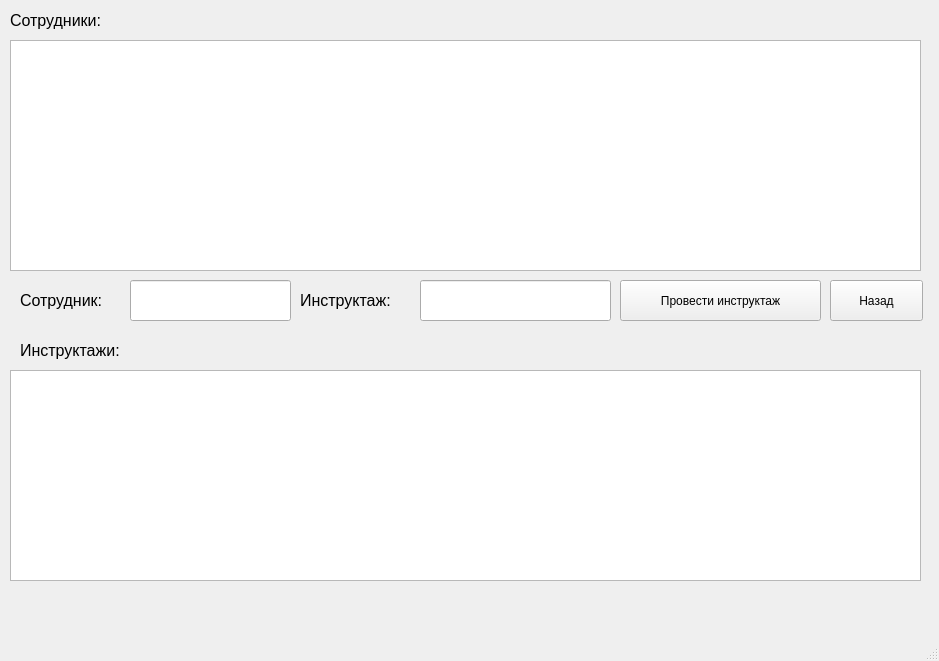
Qt form app/forms/ui/BriefingsUi.ui (wave-or-corpuscula/LaborProtectionMonitoring) before a commit.
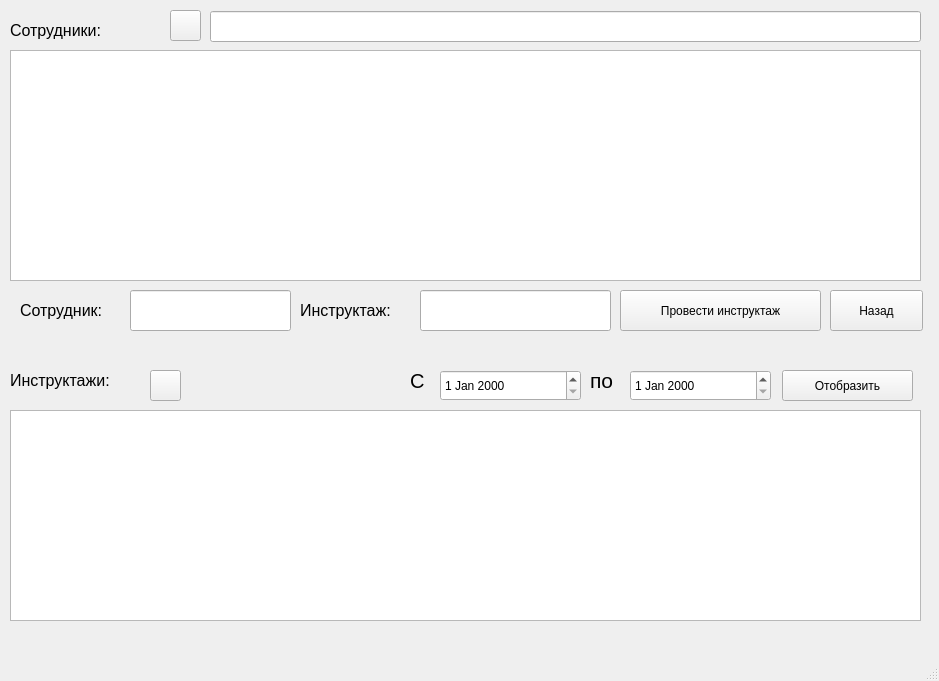
The same form after that commit. Icons and pictures are not drawn.

Commit message: Employees table search

What changed in the file:
```diff
--- a/app/forms/ui/BriefingsUi.ui
+++ b/app/forms/ui/BriefingsUi.ui
@@ -7,7 +7,7 @@
     <x>0</x>
     <y>0</y>
     <width>939</width>
-    <height>661</height>
+    <height>681</height>
    </rect>
   </property>
   <property name="font">
@@ -23,7 +23,7 @@
     <property name="geometry">
      <rect>
       <x>10</x>
-      <y>370</y>
+      <y>410</y>
       <width>911</width>
       <height>211</height>
      </rect>
@@ -42,7 +42,7 @@
     <property name="geometry">
      <rect>
       <x>420</x>
-      <y>280</y>
+      <y>290</y>
       <width>191</width>
       <height>41</height>
      </rect>
@@ -57,7 +57,7 @@
     <property name="geometry">
      <rect>
       <x>830</x>
-      <y>280</y>
+      <y>290</y>
       <width>93</width>
       <height>41</height>
      </rect>
@@ -70,7 +70,7 @@
     <property name="geometry">
      <rect>
       <x>20</x>
-      <y>280</y>
+      <y>290</y>
       <width>111</width>
       <height>41</height>
      </rect>
@@ -88,7 +88,7 @@
     <property name="geometry">
      <rect>
       <x>10</x>
-      <y>40</y>
+      <y>50</y>
       <width>911</width>
       <height>231</height>
      </rect>
@@ -107,7 +107,7 @@
     <property name="geometry">
      <rect>
       <x>130</x>
-      <y>280</y>
+      <y>290</y>
       <width>161</width>
       <height>41</height>
      </rect>
@@ -122,7 +122,7 @@
     <property name="geometry">
      <rect>
       <x>300</x>
-      <y>280</y>
+      <y>290</y>
       <width>121</width>
       <height>41</height>
      </rect>
@@ -140,7 +140,7 @@
     <property name="geometry">
      <rect>
       <x>620</x>
-      <y>280</y>
+      <y>290</y>
       <width>201</width>
       <height>41</height>
      </rect>
@@ -153,7 +153,7 @@
     <property name="geometry">
      <rect>
       <x>10</x>
-      <y>0</y>
+      <y>10</y>
       <width>121</width>
       <height>41</height>
      </rect>
@@ -170,8 +170,8 @@
    <widget class="QLabel" name="label_4">
     <property name="geometry">
      <rect>
-      <x>20</x>
-      <y>330</y>
+      <x>10</x>
+      <y>360</y>
       <width>141</width>
       <height>41</height>
      </rect>
@@ -185,6 +185,119 @@
      <string>Инструктажи:</string>
     </property>
    </widget>
+   <widget class="QLineEdit" name="employeesSearch_le">
+    <property name="geometry">
+     <rect>
+      <x>210</x>
+      <y>11</y>
+      <width>711</width>
+      <height>31</height>
+     </rect>
+    </property>
+   </widget>
+   <widget class="QDateEdit" name="briefingsStart_de">
+    <property name="geometry">
+     <rect>
+      <x>440</x>
+      <y>370</y>
+      <width>141</width>
+      <height>31</height>
+     </rect>
+    </property>
+   </widget>
+   <widget class="QLabel" name="label_5">
+    <property name="geometry">
+     <rect>
+      <x>410</x>
+      <y>360</y>
+      <width>31</width>
+      <height>41</height>
+     </rect>
+    </property>
+    <property name="font">
+     <font>
+      <pointsize>15</pointsize>
+     </font>
+    </property>
+    <property name="text">
+     <string>C</string>
+    </property>
+   </widget>
+   <widget class="QDateEdit" name="briefingEnd_de">
+    <property name="geometry">
+     <rect>
+      <x>630</x>
+      <y>370</y>
+      <width>141</width>
+      <height>31</height>
+     </rect>
+    </property>
+   </widget>
+   <widget class="QLabel" name="label_6">
+    <property name="geometry">
+     <rect>
+      <x>590</x>
+      <y>360</y>
+      <width>31</width>
+      <height>41</height>
+     </rect>
+    </property>
+    <property name="font">
+     <font>
+      <pointsize>16</pointsize>
+     </font>
+    </property>
+    <property name="text">
+     <string>по</string>
+    </property>
+   </widget>
+   <widget class="QPushButton" name="filterBriefings_pb">
+    <property name="geometry">
+     <rect>
+      <x>782</x>
+      <y>370</y>
+      <width>131</width>
+      <height>31</height>
+     </rect>
+    </property>
+    <property name="text">
+     <string>Отобразить</string>
+    </property>
+   </widget>
+   <widget class="QPushButton" name="briefingsToExcel_pb">
+    <property name="geometry">
+     <rect>
+      <x>150</x>
+      <y>370</y>
+      <width>31</width>
+      <height>31</height>
+     </rect>
+    </property>
+    <property name="text">
+     <string/>
+    </property>
+    <property name="icon">
+     <iconset>
+      <normaloff>../../icons/excel.JPG</normaloff>../../icons/excel.JPG</iconset>
+    </property>
+   </widget>
+   <widget class="QPushButton" name="employeesToExcel_pb">
+    <property name="geometry">
+     <rect>
+      <x>170</x>
+      <y>10</y>
+      <width>31</width>
+      <height>31</height>
+     </rect>
+    </property>
+    <property name="text">
+     <string/>
+    </property>
+    <property name="icon">
+     <iconset>
+      <normaloff>../../icons/excel.JPG</normaloff>../../icons/excel.JPG</iconset>
+    </property>
+   </widget>
   </widget>
   <widget class="QMenuBar" name="menubar">
    <property name="geometry">
```
The commit also changes 13 other files.
